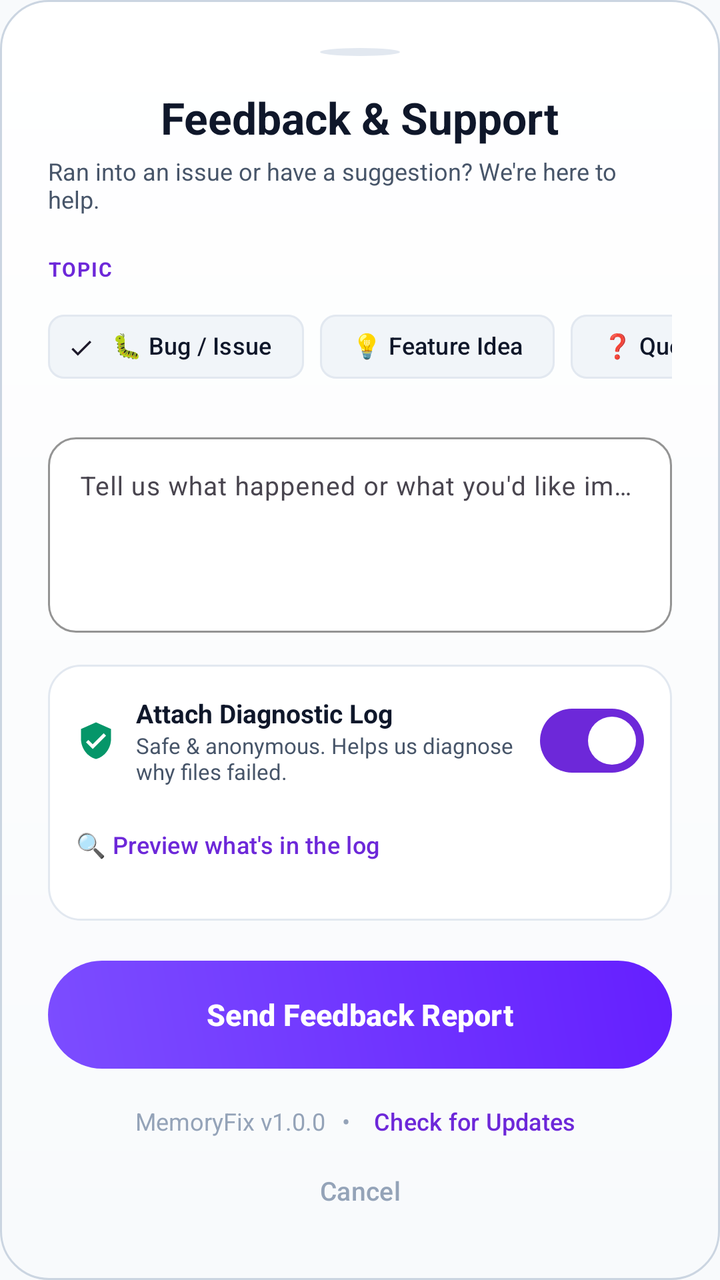
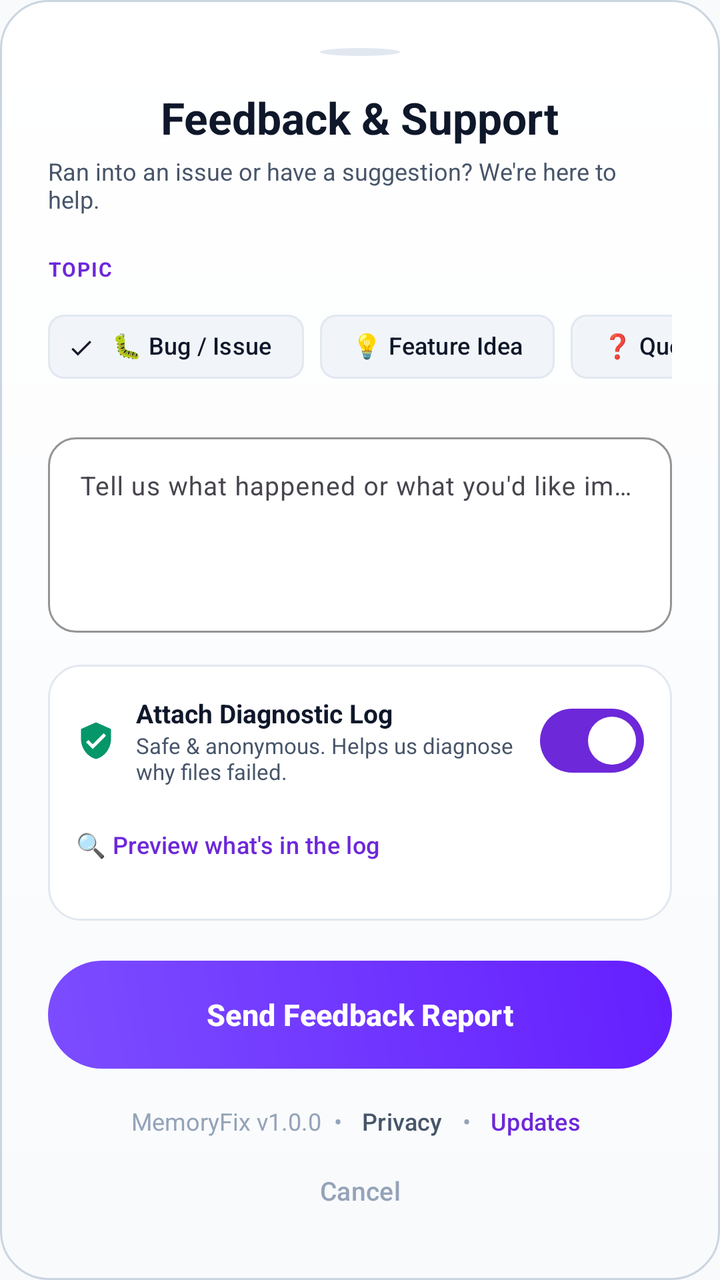

Before-and-after screenshots of an Android layout around one commit, followed by the original layout XML and the change that was made.
<!-- AndroidManifest.xml: application theme Theme.MemoryFix -->
<!-- res/layout/sheet_feedback.xml -->
<?xml version="1.0" encoding="utf-8"?>
<LinearLayout xmlns:android="http://schemas.android.com/apk/res/android"
    xmlns:app="http://schemas.android.com/apk/res-auto"
    android:layout_width="match_parent"
    android:layout_height="wrap_content"
    android:background="@drawable/bg_hero_card"
    android:orientation="vertical"
    android:padding="24dp">

    
    <View
        android:layout_width="40dp"
        android:layout_height="4dp"
        android:layout_gravity="center_horizontal"
        android:layout_marginBottom="16dp"
        android:background="@drawable/bg_live_dot"
        android:backgroundTint="@color/surface_border" />

    
    <TextView
        android:id="@+id/tvFeedbackTitle"
        android:layout_width="wrap_content"
        android:layout_height="wrap_content"
        android:layout_gravity="center_horizontal"
        android:text="Feedback &amp; Support"
        android:textColor="@color/text_primary"
        android:textSize="22sp"
        android:textStyle="bold" />

    <TextView
        android:layout_width="wrap_content"
        android:layout_height="wrap_content"
        android:layout_gravity="center_horizontal"
        android:layout_marginTop="4dp"
        android:text="Ran into an issue or have a suggestion? We're here to help."
        android:textColor="@color/text_secondary"
        android:textSize="12sp" />

    
    <TextView
        android:layout_width="wrap_content"
        android:layout_height="wrap_content"
        android:layout_marginTop="20dp"
        android:letterSpacing="0.06"
        android:text="TOPIC"
        android:textColor="@color/primary"
        android:textSize="10sp"
        android:textStyle="bold" />

    <com.google.android.material.chip.ChipGroup
        android:id="@+id/chipGroupCategory"
        android:layout_width="match_parent"
        android:layout_height="wrap_content"
        android:layout_marginTop="8dp"
        app:chipSpacingHorizontal="8dp"
        app:singleLine="true"
        app:singleSelection="true">

        <com.google.android.material.chip.Chip
            android:id="@+id/chipBug"
            style="@style/Widget.Material3.Chip.Filter"
            android:layout_width="wrap_content"
            android:layout_height="wrap_content"
            android:checked="true"
            android:text="🐛 Bug / Issue"
            android:textColor="@color/text_primary"
            android:textSize="12sp"
            app:chipBackgroundColor="@color/surface_card_elevated"
            app:chipStrokeColor="@color/surface_border"
            app:chipStrokeWidth="1dp" />

        <com.google.android.material.chip.Chip
            android:id="@+id/chipIdea"
            style="@style/Widget.Material3.Chip.Filter"
            android:layout_width="wrap_content"
            android:layout_height="wrap_content"
            android:text="💡 Feature Idea"
            android:textColor="@color/text_primary"
            android:textSize="12sp"
            app:chipBackgroundColor="@color/surface_card_elevated"
            app:chipStrokeColor="@color/surface_border"
            app:chipStrokeWidth="1dp" />

        <com.google.android.material.chip.Chip
            android:id="@+id/chipQuestion"
            style="@style/Widget.Material3.Chip.Filter"
            android:layout_width="wrap_content"
            android:layout_height="wrap_content"
            android:text="❓ Question"
            android:textColor="@color/text_primary"
            android:textSize="12sp"
            app:chipBackgroundColor="@color/surface_card_elevated"
            app:chipStrokeColor="@color/surface_border"
            app:chipStrokeWidth="1dp" />

    </com.google.android.material.chip.ChipGroup>

    
    <com.google.android.material.textfield.TextInputLayout
        android:id="@+id/tilFeedback"
        style="@style/Widget.Material3.TextInputLayout.OutlinedBox"
        android:layout_width="match_parent"
        android:layout_height="wrap_content"
        android:layout_marginTop="16dp"
        app:boxBackgroundColor="@color/surface_card"
        app:boxCornerRadiusBottomEnd="14dp"
        app:boxCornerRadiusBottomStart="14dp"
        app:boxCornerRadiusTopEnd="14dp"
        app:boxCornerRadiusTopStart="14dp"
        app:boxStrokeColor="@color/primary"
        app:hintTextColor="@color/text_secondary">

        <com.google.android.material.textfield.TextInputEditText
            android:id="@+id/etFeedbackMessage"
            android:layout_width="match_parent"
            android:layout_height="wrap_content"
            android:gravity="top"
            android:hint="Tell us what happened or what you'd like improved..."
            android:inputType="textMultiLine"
            android:lines="4"
            android:maxLines="8"
            android:textColor="@color/text_primary"
            android:textColorHint="@color/text_tertiary"
            android:textSize="13sp" />
    </com.google.android.material.textfield.TextInputLayout>

    
    <LinearLayout
        android:layout_width="match_parent"
        android:layout_height="wrap_content"
        android:layout_marginTop="16dp"
        android:background="@drawable/bg_card"
        android:orientation="vertical"
        android:padding="14dp">

        <LinearLayout
            android:layout_width="match_parent"
            android:layout_height="wrap_content"
            android:gravity="center_vertical"
            android:orientation="horizontal">

            <ImageView
                android:layout_width="20dp"
                android:layout_height="20dp"
                android:src="@drawable/ic_shield_check"
                app:tint="@color/accent" />

            <LinearLayout
                android:layout_width="0dp"
                android:layout_height="wrap_content"
                android:layout_marginStart="10dp"
                android:layout_weight="1"
                android:orientation="vertical">

                <TextView
                    android:layout_width="wrap_content"
                    android:layout_height="wrap_content"
                    android:text="Attach Diagnostic Log"
                    android:textColor="@color/text_primary"
                    android:textSize="13sp"
                    android:textStyle="bold" />

                <TextView
                    android:layout_width="wrap_content"
                    android:layout_height="wrap_content"
                    android:text="Safe &amp; anonymous. Helps us diagnose why files failed."
                    android:textColor="@color/text_secondary"
                    android:textSize="11sp" />
            </LinearLayout>

            <com.google.android.material.materialswitch.MaterialSwitch
                android:id="@+id/switchIncludeLogs"
                android:layout_width="wrap_content"
                android:layout_height="wrap_content"
                android:checked="true" />
        </LinearLayout>

        
        <com.google.android.material.button.MaterialButton
            android:id="@+id/btnViewLogs"
            style="@style/Widget.Material3.Button.TextButton"
            android:layout_width="wrap_content"
            android:layout_height="wrap_content"
            android:layout_marginTop="4dp"
            android:paddingHorizontal="0dp"
            android:text="🔍 Preview what's in the log"
            android:textColor="@color/primary"
            android:textSize="12sp" />
    </LinearLayout>

    
    <com.google.android.material.button.MaterialButton
        android:id="@+id/btnSendFeedback"
        android:layout_width="match_parent"
        android:layout_height="54dp"
        android:layout_marginTop="20dp"
        android:background="@drawable/bg_gradient_btn"
        android:text="Send Feedback Report"
        android:textColor="@color/on_primary"
        android:textSize="15sp"
        android:textStyle="bold"
        app:backgroundTint="@null"
        app:cornerRadius="27dp" />

    
    <LinearLayout
        android:layout_width="match_parent"
        android:layout_height="wrap_content"
        android:layout_marginTop="14dp"
        android:gravity="center"
        android:orientation="horizontal">

        <TextView
            android:id="@+id/tvAppVersion"
            android:layout_width="wrap_content"
            android:layout_height="wrap_content"
            android:text="MemoryFix v1.0.0"
            android:textColor="@color/text_tertiary"
            android:textSize="12sp" />

        <TextView
            android:layout_width="wrap_content"
            android:layout_height="wrap_content"
            android:layout_marginHorizontal="8dp"
            android:text="•"
            android:textColor="@color/text_tertiary"
            android:textSize="12sp" />

        <com.google.android.material.button.MaterialButton
            android:id="@+id/btnCheckUpdate"
            style="@style/Widget.Material3.Button.TextButton"
            android:layout_width="wrap_content"
            android:layout_height="wrap_content"
            android:minHeight="0dp"
            android:minWidth="0dp"
            android:paddingHorizontal="4dp"
            android:paddingVertical="0dp"
            android:text="Check for Updates"
            android:textColor="@color/primary"
            android:textSize="12sp" />
    </LinearLayout>

    
    <com.google.android.material.button.MaterialButton
        android:id="@+id/btnCancelFeedback"
        style="@style/Widget.Material3.Button.TextButton"
        android:layout_width="wrap_content"
        android:layout_height="wrap_content"
        android:layout_gravity="center_horizontal"
        android:layout_marginTop="2dp"
        android:text="Cancel"
        android:textColor="@color/text_tertiary"
        android:textSize="13sp" />

</LinearLayout>
<!-- resources referenced by this layout -->
<resources>
  <color name="accent">#059669</color>
  <color name="on_primary">#FFFFFF</color>
  <color name="primary">#6D28D9</color>
  <color name="surface_border">#E2E8F0</color>
  <color name="surface_card">#FFFFFF</color>
  <color name="surface_card_elevated">#F1F5F9</color>
  <color name="text_primary">#0F172A</color>
  <color name="text_secondary">#475569</color>
  <color name="text_tertiary">#94A3B8</color>
  <!-- drawable bg_card (drawable) -->
  <?xml version="1.0" encoding="utf-8"?>
  <shape xmlns:android="http://schemas.android.com/apk/res/android"
      android:shape="rectangle">
      <solid android:color="@color/surface_card" />
      <corners android:radius="16dp" />
      <stroke android:width="1dp" android:color="@color/surface_border" />
  </shape>
  <!-- drawable bg_gradient_btn (drawable) -->
  <?xml version="1.0" encoding="utf-8"?>
  <shape xmlns:android="http://schemas.android.com/apk/res/android"
      android:shape="rectangle">
      <gradient
          android:angle="45"
          android:startColor="#7C4DFF"
          android:endColor="#651FFF" />
      <corners android:radius="28dp" />
  </shape>
  <!-- drawable bg_hero_card (drawable) -->
  <?xml version="1.0" encoding="utf-8"?>
  <shape xmlns:android="http://schemas.android.com/apk/res/android"
      android:shape="rectangle">
      <gradient
          android:angle="270"
          android:startColor="@color/hero_bg_start"
          android:endColor="@color/hero_bg_end" />
      <corners android:radius="24dp" />
      <stroke
          android:width="1dp"
          android:color="@color/hero_border" />
  </shape>
  <!-- drawable bg_live_dot (drawable) -->
  <?xml version="1.0" encoding="utf-8"?>
  <shape xmlns:android="http://schemas.android.com/apk/res/android"
      android:shape="oval">
      <solid android:color="@color/accent" />
  </shape>
  <!-- drawable ic_shield_check (drawable) -->
  <vector xmlns:android="http://schemas.android.com/apk/res/android"
      android:width="24dp"
      android:height="24dp"
      android:viewportWidth="24"
      android:viewportHeight="24">
    <path
        android:fillColor="#FFFFFFFF"
        android:pathData="M12,1L3,5v6c0,5.55 3.84,10.74 9,12 5.16,-1.26 9,-6.45 9,-12V5l-9,-4zm-2,16l-4,-4 1.41,-1.41L10,14.17l6.59,-6.59L18,9l-8,8z"/>
  </vector>
  <style name="Theme.MemoryFix" parent="Theme.Material3.DayNight.NoActionBar">
          <item name="colorPrimary">@color/primary</item>
          <item name="colorPrimaryVariant">@color/primary_variant</item>
          <item name="colorOnPrimary">@color/on_primary</item>
          
          <item name="colorSecondary">@color/accent</item>
          <item name="colorOnSecondary">@color/on_accent</item>
          
          <item name="android:colorBackground">@color/bg_dark</item>
          <item name="colorSurface">@color/surface_card</item>
          <item name="colorOnSurface">@color/text_primary</item>
          
          <item name="android:statusBarColor">@color/bg_dark</item>
          <item name="android:navigationBarColor">@color/bg_dark</item>
          <item name="android:windowLightStatusBar">true</item>
          <item name="android:windowLightNavigationBar" tools:targetApi="o_mr1">true</item>
      </style>
  <color name="hero_bg_start">#FFFFFF</color>
  <color name="hero_bg_end">#F8FAFC</color>
  <color name="hero_border">#CBD5E1</color>
  <color name="primary_variant">#5B21B6</color>
  <color name="on_accent">#FFFFFF</color>
  <color name="bg_dark">#F8FAFC</color>
</resources>

<!-- the commit's change to res/layout/sheet_feedback.xml (unified diff, before → after) -->
@@ -221,13 +221,13 @@
         <TextView
             android:layout_width="wrap_content"
             android:layout_height="wrap_content"
-            android:layout_marginHorizontal="8dp"
+            android:layout_marginHorizontal="6dp"
             android:text="•"
             android:textColor="@color/text_tertiary"
             android:textSize="12sp" />
 
         <com.google.android.material.button.MaterialButton
-            android:id="@+id/btnCheckUpdate"
+            android:id="@+id/btnPrivacyPolicy"
             style="@style/Widget.Material3.Button.TextButton"
             android:layout_width="wrap_content"
             android:layout_height="wrap_content"
@@ -235,7 +235,28 @@
             android:minWidth="0dp"
             android:paddingHorizontal="4dp"
             android:paddingVertical="0dp"
-            android:text="Check for Updates"
+            android:text="Privacy"
+            android:textColor="@color/text_secondary"
+            android:textSize="12sp" />
+
+        <TextView
+            android:layout_width="wrap_content"
+            android:layout_height="wrap_content"
+            android:layout_marginHorizontal="6dp"
+            android:text="•"
+            android:textColor="@color/text_tertiary"
+            android:textSize="12sp" />
+
+        <com.google.android.material.button.MaterialButton
+            android:id="@+id/btnCheckUpdate"
+            style="@style/Widget.Material3.Button.TextButton"
+            android:layout_width="wrap_content"
+            android:layout_height="wrap_content"
+            android:minHeight="0dp"
+            android:minWidth="0dp"
+            android:paddingHorizontal="4dp"
+            android:paddingVertical="0dp"
+            android:text="Updates"
             android:textColor="@color/primary"
             android:textSize="12sp" />
     </LinearLayout>
